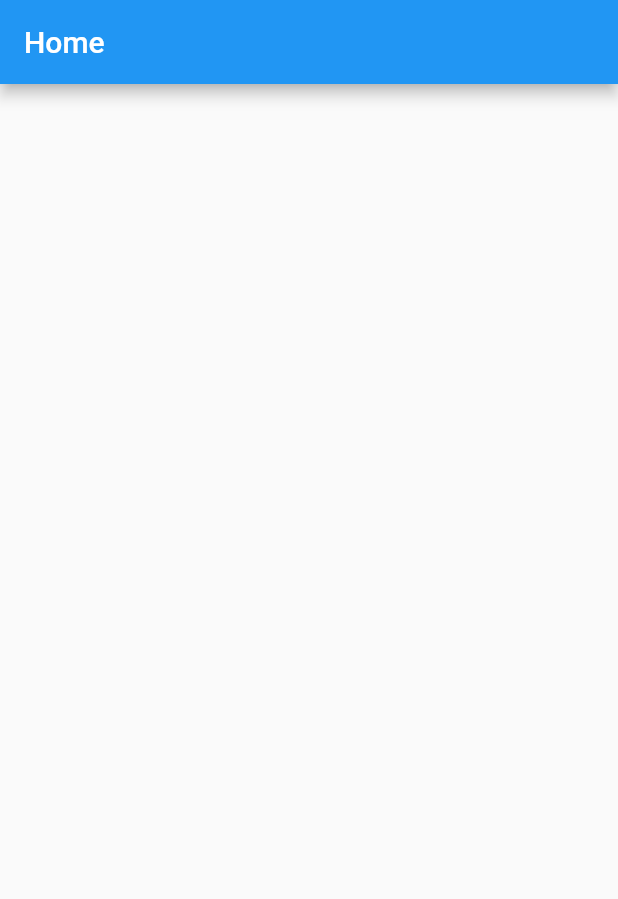
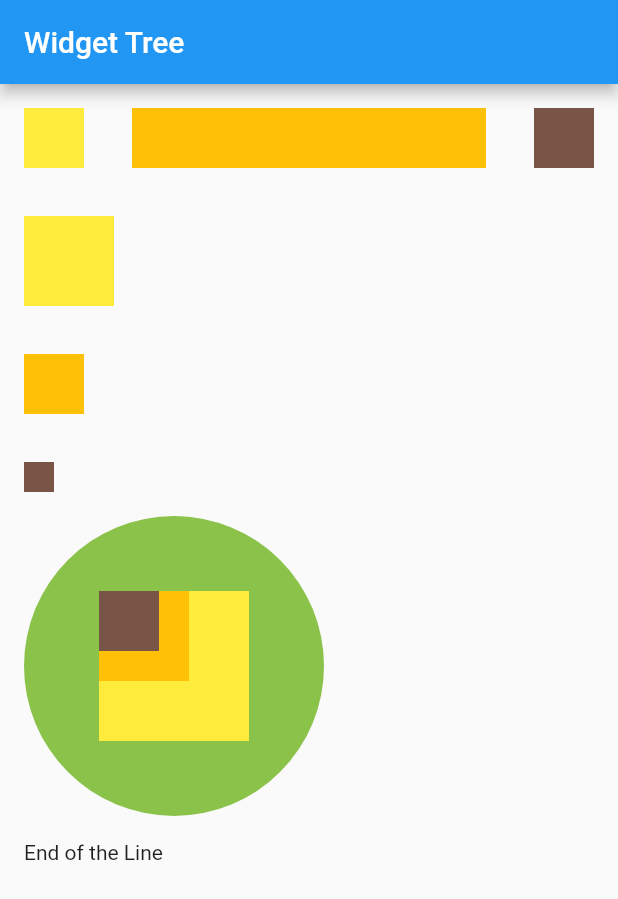
Before and after one commit to nick990/BeginningFlutter, a Flutter app: the screen it shows after launch, on a phone screen of 412 x 824 dp. Shown: the top 899 px of the screen. Run offline on Flutter 3.47's test engine with Material 2 defaults, Android fonts, the phone set to English and light mode, and no system bars; our stand-ins replace shared_preferences.

Commit message:
Refactoring with method

```diff
--- a/ch5_widget_tree/lib/pages/home.dart
+++ b/ch5_widget_tree/lib/pages/home.dart
@@ -10,9 +10,110 @@ class _HomeState extends State<Home> {
   Widget build(BuildContext context) {
     return Scaffold(
       appBar: AppBar(
-        title: Text('Home'),
+        title: Text('Widget Tree'),
       ),
-      body: Container(),
+      body: SafeArea(
+        child: SingleChildScrollView(
+          child: Padding(
+            padding: EdgeInsets.all(16.0),
+            child: Column(
+              children: <Widget>[
+                Row(
+                  children: <Widget>[
+                    Container(
+                      color: Colors.yellow,
+                      height: 40.0,
+                      width: 40.0,
+                    ),
+                    Padding(
+                      padding: EdgeInsets.all(16.0),
+                    ),
+                    Expanded(
+                      child: Container(
+                        color: Colors.amber,
+                        height: 40.0,
+                        width: 40.0,
+                      ),
+                    ),
+                    Padding(
+                      padding: EdgeInsets.all(16.0),
+                    ),
+                    Container(
+                      color: Colors.brown,
+                      height: 40.0,
+                      width: 40.0,
+                    ),
+                  ],
+                ),
+                Padding(
+                  padding: EdgeInsets.all(16.0),
+                ),
+                Row(
+                  children: <Widget>[
+                    Column(
+                      crossAxisAlignment: CrossAxisAlignment.start,
+                      mainAxisSize: MainAxisSize.max,
+                      children: <Widget>[
+                        Container(
+                          color: Colors.yellow,
+                          height: 60.0,
+                          width: 60.0,
+                        ),
+                        Padding(
+                          padding: EdgeInsets.all(16.0),
+                        ),
+                        Container(
+                          color: Colors.amber,
+                          height: 40.0,
+                          width: 40.0,
+                        ),
+                        Padding(
+                          padding: EdgeInsets.all(16.0),
+                        ),
+                        Container(
+                          color: Colors.brown,
+                          height: 20.0,
+                          width: 20.0,
+                        ),
+                        Divider(),
+                        Row(
+                          children: <Widget>[
+                            CircleAvatar(
+                              backgroundColor: Colors.lightGreen,
+                              radius: 100.0,
+                              child: Stack(
+                                children: <Widget>[
+                                  Container(
+                                    height: 100.0,
+                                    width: 100.0,
+                                    color: Colors.yellow,
+                                  ),
+                                  Container(
+                                    height: 60.0,
+                                    width: 60.0,
+                                    color: Colors.amber,
+                                  ),
+                                  Container(
+                                    height: 40.0,
+                                    width: 40.0,
+                                    color: Colors.brown,
+                                  ),
+                                ],
+                              ),
+                            ),
+                          ],
+                        ),
+                        Divider(),
+                        Text('End of the Line'),
+                      ],
+                    ),
+                  ],
+                ),
+              ],
+            ),
+          ),
+        ),
+      ),
     );
   }
 }
```
